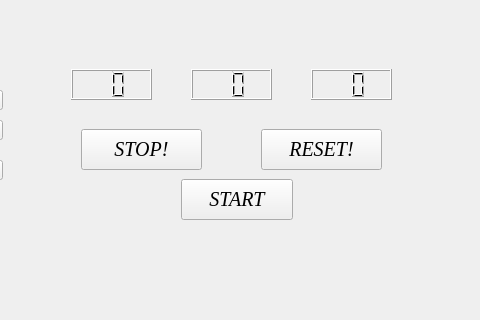
The window that mainwindow.ui (francescobaio/TimerClock) describes before a commit, drawn with Qt 5; both pictures show x 99 to 579 and y 161 to 481 of the 661 by 481 pixel window.
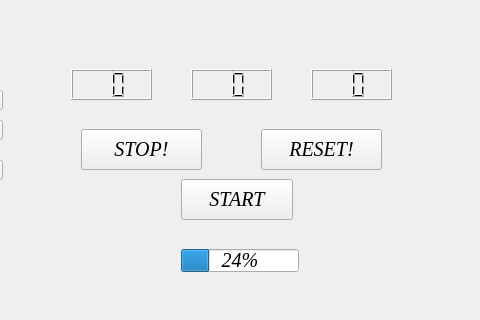
The same window after the commit. Custom widgets are drawn as their Qt base class.

Commit message: Prima implementazione del Timer con l'uso del design patter Observer.

```diff
--- a/mainwindow.ui
+++ b/mainwindow.ui
@@ -183,6 +183,19 @@
      </rect>
     </property>
    </widget>
+   <widget class="QProgressBar" name="progressBar">
+    <property name="geometry">
+     <rect>
+      <x>280</x>
+      <y>410</y>
+      <width>118</width>
+      <height>23</height>
+     </rect>
+    </property>
+    <property name="value">
+     <number>24</number>
+    </property>
+   </widget>
   </widget>
  </widget>
  <customwidgets>
```
Left out of the diff: 64 changed lines with no effect on the pictures. The commit also changes 7 other files.
